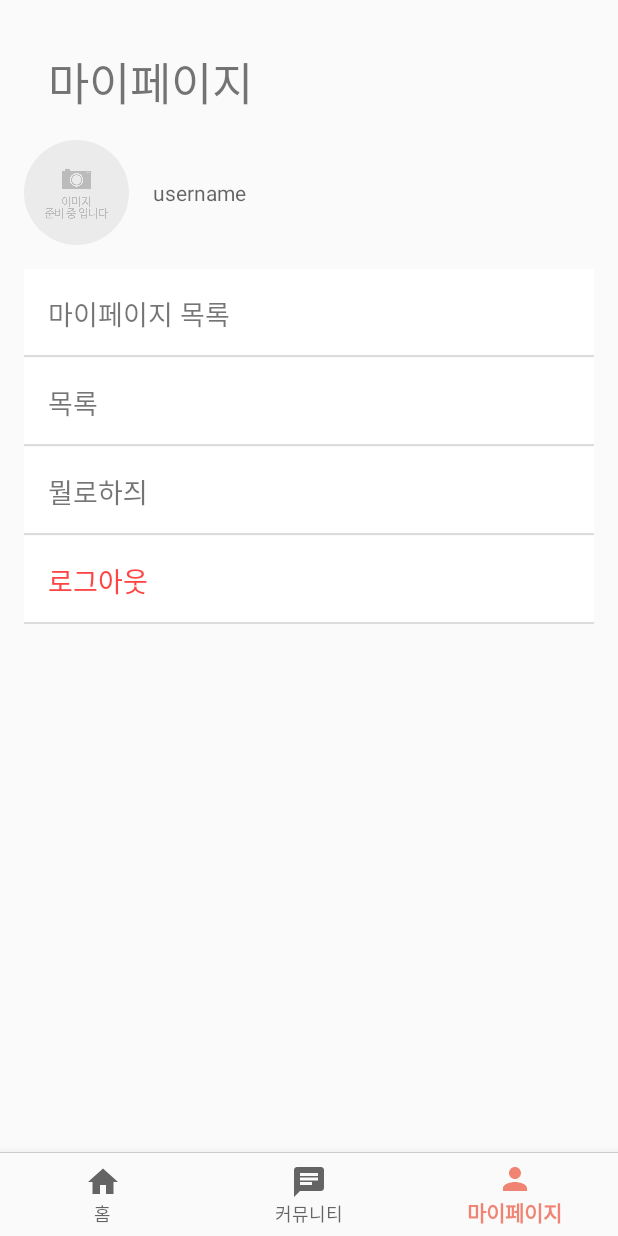
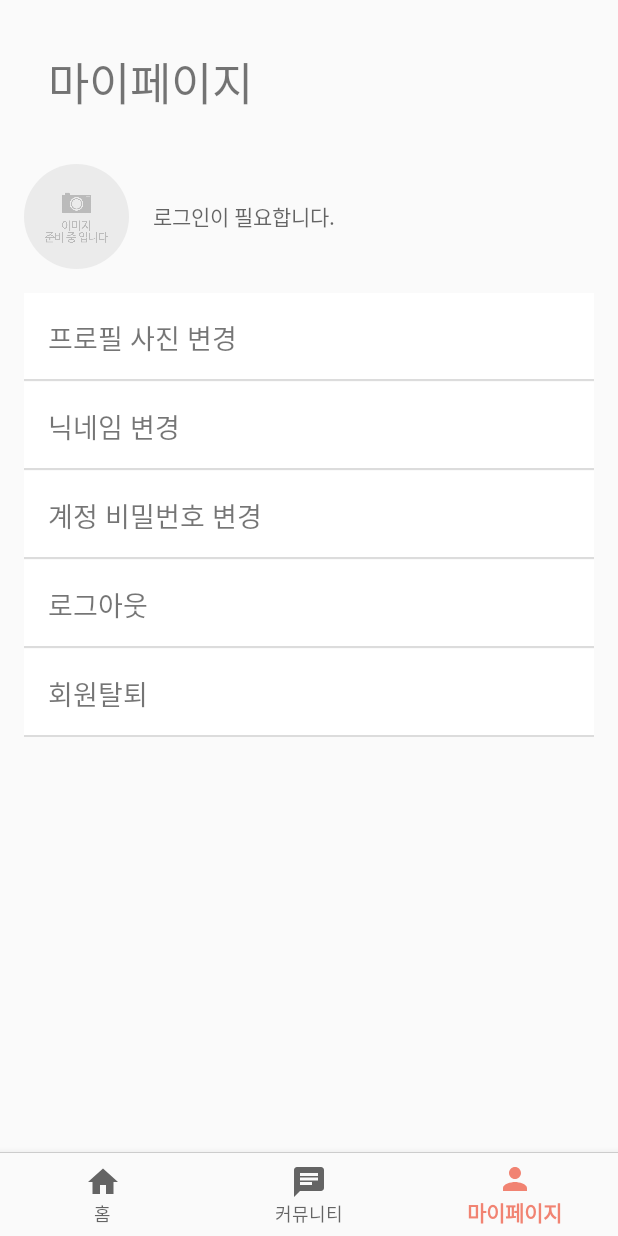
Before and after one commit to HyeryunPark/Test1, an Android app: the MypageActivity screen opened directly, with no data from a screen before it, on a phone screen of 412 x 824 dp. Run offline under Robolectric (Android 15) with nearby library versions, the phone set to English and light mode, and no system bars; our stand-ins replace CircleImageView.

Commit message:
부족한부분 보완

```diff
--- a/app/src/main/java/com/example/saveme/community/CommunityAdapter.kt
+++ b/app/src/main/java/com/example/saveme/community/CommunityAdapter.kt
@@ -2,6 +2,7 @@ package com.example.saveme.community
 
 import android.content.Context
 import android.view.LayoutInflater
+import android.view.View
 import android.view.ViewGroup
 import androidx.recyclerview.widget.RecyclerView
 import com.bumptech.glide.Glide
@@ -60,9 +61,11 @@ class CommunityAdapter(
                 Glide.with(context as CommunityActivity).load(item.img1).into(ivImg1)
 
                 if (item.img2 != null) {
+                    ivImg2.visibility = View.VISIBLE
                     Glide.with(context as CommunityActivity).load(item.img2).into(ivImg2)
                 }
                 if (item.img3 != null) {
+                    ivImg3.visibility = View.VISIBLE
                     Glide.with(context as CommunityActivity).load(item.img3).into(ivImg3)
                 }
 
--- a/app/src/main/java/com/example/saveme/missing/MissingAdapter.kt
+++ b/app/src/main/java/com/example/saveme/missing/MissingAdapter.kt
@@ -59,7 +59,7 @@ class MissingAdapter(
                 if (item.weight == "모름") {
                     tvMissingWeight.text = item.weight
                 } else
-                    tvMissingWeight.text = item.weight + "kg"
+                    tvMissingWeight.text = item.weight
 
 
                 tvMissingPattern.text = item.pattern
--- a/app/src/main/java/com/example/saveme/missing/MissingContract.kt
+++ b/app/src/main/java/com/example/saveme/missing/MissingContract.kt
@@ -12,6 +12,7 @@ interface MissingContract {
         fun refresh()
 
         fun modifyActivity(id: Int, missingModel: MissingModel)
+        fun showNothingText(type: Boolean)
     }
 
     interface Presenter : BasePresenter<View> {
--- a/app/src/main/res/layout/activity_mypage.xml
+++ b/app/src/main/res/layout/activity_mypage.xml
@@ -24,7 +24,9 @@
         android:id="@+id/linearLayout11"
         android:layout_width="match_parent"
         android:layout_height="wrap_content"
-        android:layout_margin="16dp"
+        android:layout_marginStart="16dp"
+        android:layout_marginTop="32dp"
+        android:layout_marginEnd="16dp"
         android:orientation="horizontal"
         app:layout_constraintEnd_toEndOf="parent"
         app:layout_constraintHorizontal_bias="0.0"
@@ -43,7 +45,7 @@
             android:layout_height="wrap_content"
             android:layout_gravity="center_vertical"
             android:layout_margin="16dp"
-            android:hint="username" />
+            android:hint="로그인이 필요합니다." />
 
     </LinearLayout>
 
@@ -62,7 +64,7 @@
             android:background="@drawable/underline_textview"
             android:gravity="center_vertical"
             android:padding="16dp"
-            android:text="마이페이지 목록"
+            android:text="프로필 사진 변경"
             android:textSize="18sp" />
 
         <TextView
@@ -71,7 +73,7 @@
             android:background="@drawable/underline_textview"
             android:gravity="center_vertical"
             android:padding="16dp"
-            android:text="목록"
+            android:text="닉네임 변경"
             android:textSize="18sp" />
 
         <TextView
@@ -80,7 +82,7 @@
             android:background="@drawable/underline_textview"
             android:gravity="center_vertical"
             android:padding="16dp"
-            android:text="뭘로하즤"
+            android:text="계정 비밀번호 변경"
             android:textSize="18sp" />
 
         <TextView
@@ -91,7 +93,15 @@
             android:gravity="center_vertical"
             android:padding="16dp"
             android:text="로그아웃"
-            android:textColor="@android:color/holo_red_light"
+            android:textSize="18sp" />
+
+        <TextView
+            android:layout_width="match_parent"
+            android:layout_height="wrap_content"
+            android:background="@drawable/underline_textview"
+            android:gravity="center_vertical"
+            android:padding="16dp"
+            android:text="회원탈퇴"
             android:textSize="18sp" />
 
     </LinearLayout>
--- a/app/src/main/res/layout/item_community.xml
+++ b/app/src/main/res/layout/item_community.xml
@@ -66,7 +66,7 @@
             android:layout_width="match_parent"
             android:layout_height="wrap_content"
             android:layout_marginStart="16dp"
-            android:layout_marginTop="8dp"
+            android:layout_marginTop="16dp"
             android:layout_marginEnd="16dp"
             app:layout_constraintEnd_toEndOf="parent"
             app:layout_constraintStart_toStartOf="parent"
@@ -86,7 +86,7 @@
                 android:id="@+id/tv_community_writing_content"
                 android:layout_width="match_parent"
                 android:layout_height="100dp"
-                android:layout_marginTop="8dp"
+                android:layout_marginTop="16dp"
                 android:text=" 내용\n 내용\n 내용\n 내용\n 내용\n 내용\n "
                 android:textSize="16sp"
                 app:layout_constraintEnd_toEndOf="parent"
```
Also changed, not shown: app/src/main/java/com/example/saveme/missing/MissingActivity.kt (+12 -0 lines), app/src/main/java/com/example/saveme/missing/MissingPresenter.kt (+9 -2 lines), app/src/main/res/layout/activity_missing.xml (+12 -2 lines).
